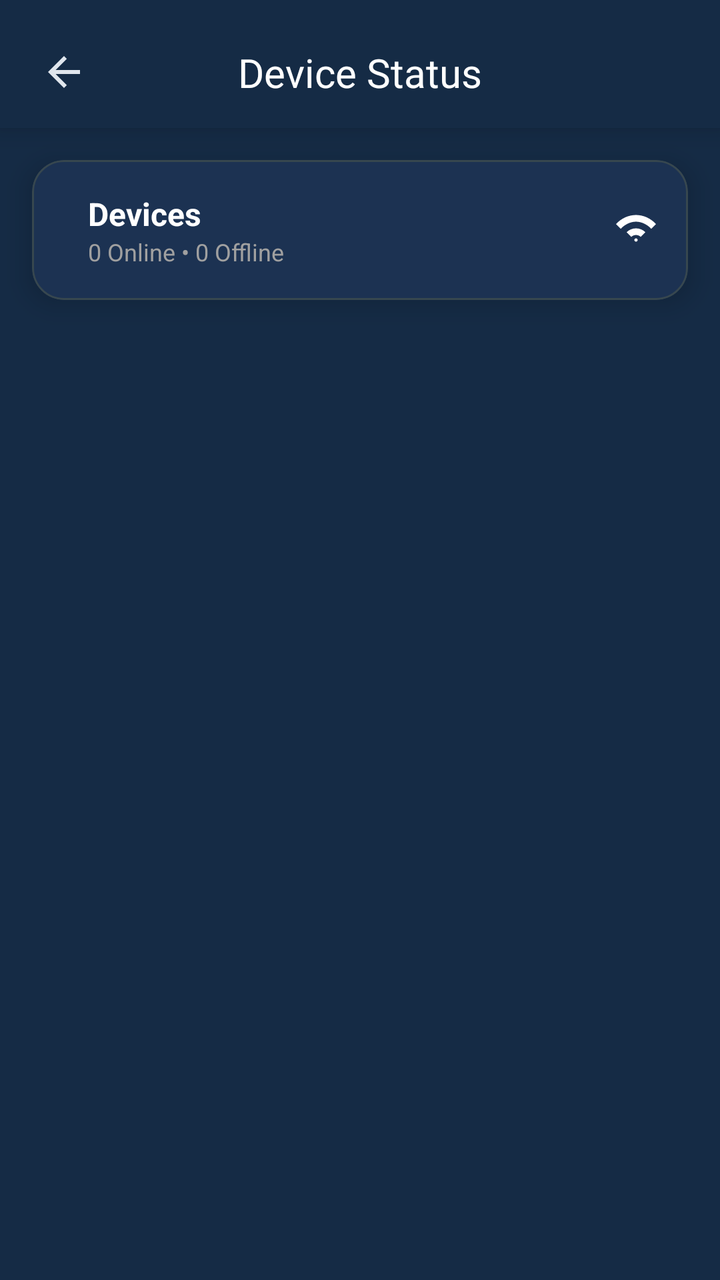
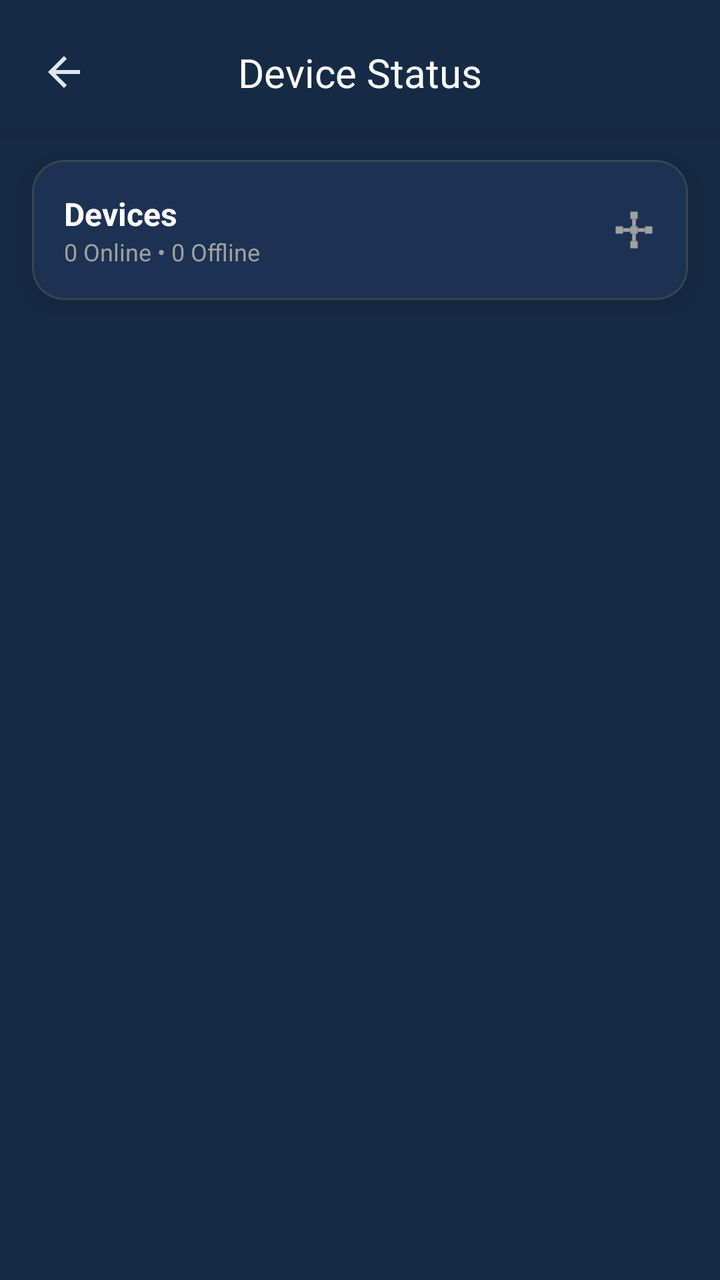

Two renders of the same Android screen: before a commit and after it. Below are the layout's source before the change and the commit's diff.
<!-- AndroidManifest.xml: application theme AppTheme -->
<!-- res/layout/fragment_device_status.xml -->
<?xml version="1.0" encoding="utf-8"?>
<androidx.constraintlayout.widget.ConstraintLayout
    xmlns:android="http://schemas.android.com/apk/res/android"
    xmlns:app="http://schemas.android.com/apk/res-auto"
    xmlns:tools="http://schemas.android.com/tools"

    android:layout_width="match_parent"
    android:layout_height="match_parent"
    android:background="@color/background_color"
    tools:context=".ui.tabs.settings.device.DeviceStatusFragment">

    
    <androidx.constraintlayout.widget.ConstraintLayout
        android:id="@+id/headerContainer"
        android:layout_width="match_parent"
        android:layout_height="wrap_content"
        android:paddingHorizontal="16dp"
        android:paddingTop="20dp"
        android:paddingBottom="12dp"
        android:background="@color/background_color"
        android:elevation="8dp"
        app:layout_constraintTop_toTopOf="parent">

        
        <ImageView
            android:id="@+id/btnBack"
            android:layout_width="32dp"
            android:layout_height="32dp"
            android:src="@drawable/ic_back"
            android:scaleType="center"
            app:tint="?attr/colorOnSurface"
            android:clickable="true"
            android:focusable="true"
            app:layout_constraintTop_toTopOf="parent"
            app:layout_constraintBottom_toBottomOf="parent"
            app:layout_constraintStart_toStartOf="parent"/>

        
        <TextView
            android:id="@+id/tvTitle"
            style="@style/TextAppearance.Aqua.EditProfileTitle"
            android:layout_width="wrap_content"
            android:layout_height="wrap_content"
            android:text="Device Status"
            app:layout_constraintTop_toTopOf="parent"
            app:layout_constraintBottom_toBottomOf="parent"
            app:layout_constraintStart_toStartOf="parent"
            app:layout_constraintEnd_toEndOf="parent"/>
    </androidx.constraintlayout.widget.ConstraintLayout>

    
    <com.google.android.material.card.MaterialCardView
        android:id="@+id/cardSummary"
        android:layout_width="0dp"
        android:layout_height="wrap_content"
        android:layout_marginStart="16dp"
        android:layout_marginTop="16dp"
        android:layout_marginEnd="16dp"
        style="@style/Widget.Aqua.CardStyles"
        app:layout_constraintTop_toBottomOf="@id/headerContainer"
        app:layout_constraintStart_toStartOf="parent"
        app:layout_constraintEnd_toEndOf="parent">

        <LinearLayout
            android:layout_width="match_parent"
            android:layout_height="wrap_content"
            android:orientation="horizontal"
            android:gravity="center_vertical"
            android:padding="16dp">

            
            <LinearLayout
                android:layout_width="0dp"
                android:layout_height="wrap_content"
                android:layout_weight="1"
                android:layout_marginStart="12dp"
                android:orientation="vertical">

                <TextView
                    android:id="@+id/tvOnlineSummary"
                    android:layout_width="wrap_content"
                    android:layout_height="wrap_content"
                    android:text="Devices"
                    android:textColor="@android:color/white"
                    android:textStyle="bold"
                    android:textSize="16sp"/>

                <TextView
                    android:id="@+id/tvOfflineSummary"
                    android:layout_width="wrap_content"
                    android:layout_height="wrap_content"
                    android:text="0 Online • 0 Offline"
                    android:textColor="@color/settings_text_secondary"
                    android:textSize="12sp"/>
            </LinearLayout>

            
            <ImageView
                android:id="@+id/ivDevicesIcon"
                android:layout_width="20dp"
                android:layout_height="20dp"
                android:src="@drawable/ic_wifi"/>
        </LinearLayout>
    </com.google.android.material.card.MaterialCardView>

    
    <androidx.recyclerview.widget.RecyclerView
        android:id="@+id/rvDevices"
        android:layout_width="0dp"
        android:layout_height="0dp"
        android:layout_marginTop="12dp"
        android:paddingStart="16dp"
        android:paddingEnd="16dp"
        android:paddingBottom="16dp"
        android:clipToPadding="false"
        android:overScrollMode="never"
        tools:listitem="@layout/item_device_status"
        app:layout_constraintTop_toBottomOf="@id/cardSummary"
        app:layout_constraintBottom_toBottomOf="parent"
        app:layout_constraintStart_toStartOf="parent"
        app:layout_constraintEnd_toEndOf="parent"/>
</androidx.constraintlayout.widget.ConstraintLayout>
<!-- res/layout/item_device_status.xml (included above) -->
<?xml version="1.0" encoding="utf-8"?>
<com.google.android.material.card.MaterialCardView
    xmlns:android="http://schemas.android.com/apk/res/android"
    xmlns:app="http://schemas.android.com/apk/res-auto"

    android:id="@+id/cardDevice"

    android:layout_width="match_parent"
    android:layout_height="wrap_content"

    android:layout_marginBottom="12dp"

    
    app:cardCornerRadius="18dp"
    app:cardElevation="0dp"
    app:strokeColor="@color/card_stroke"
    app:strokeWidth="1dp">

    <LinearLayout
        android:layout_width="match_parent"
        android:layout_height="wrap_content"

        android:orientation="horizontal"

        android:gravity="center_vertical"

        android:padding="14dp">

        
        <ImageView
            android:id="@+id/ivDeviceIcon"

            android:layout_width="48dp"
            android:layout_height="48dp"

            android:src="@drawable/ic_device_aqua_ster"

            app:tint="@android:color/white" />

        
        <LinearLayout
            android:layout_width="0dp"
            android:layout_height="wrap_content"

            android:layout_weight="1"

            android:layout_marginStart="14dp"

            android:orientation="vertical">

            
            <TextView
                android:id="@+id/tvDeviceName"

                android:layout_width="wrap_content"
                android:layout_height="wrap_content"

                android:text="Living Room WRGB"

                android:textColor="@android:color/white"

                android:textSize="15sp"

                android:textStyle="bold" />

            
            <TextView
                android:id="@+id/tvIp"

                android:layout_width="wrap_content"
                android:layout_height="wrap_content"

                android:layout_marginTop="3dp"

                android:text="IP: 192.168.1.44"

                android:textColor="@color/settings_text_secondary"

                android:textSize="12sp" />

            
            <TextView
                android:id="@+id/tvSerial"

                android:layout_width="wrap_content"
                android:layout_height="wrap_content"

                android:layout_marginTop="2dp"

                android:text="Serial: AQ-8821"

                android:textColor="@color/settings_text_secondary"

                android:textSize="12sp" />

            
            <TextView
                android:id="@+id/tvFirmware"

                android:layout_width="wrap_content"
                android:layout_height="wrap_content"

                android:layout_marginTop="2dp"

                android:text="Firmware 1.0.8"

                android:textColor="@color/settings_text_secondary"

                android:textSize="12sp" />
        </LinearLayout>

        
        <LinearLayout
            android:layout_width="wrap_content"
            android:layout_height="wrap_content"

            android:orientation="horizontal"

            android:gravity="center_vertical">

            
            <View
                android:id="@+id/viewStatusDot"

                android:layout_width="8dp"
                android:layout_height="8dp"

                android:background="@drawable/bg_online_dot" />

            
            <TextView
                android:id="@+id/tvStatus"

                android:layout_width="wrap_content"
                android:layout_height="wrap_content"

                android:layout_marginStart="6dp"

                android:text="ONLINE"

                android:textColor="@android:color/white"

                android:textSize="11sp"

                android:textStyle="bold" />
        </LinearLayout>

    </LinearLayout>

</com.google.android.material.card.MaterialCardView>
<!-- resources referenced by this layout -->
<resources>
  <color name="background_color">#152B45</color>
  <color name="card_stroke">#3A4A5E</color>
  <color name="settings_text_secondary">#A0A0A0</color>
  <!-- drawable bg_online_dot (drawable) -->
  <?xml version="1.0" encoding="utf-8"?>
  <shape xmlns:android="http://schemas.android.com/apk/res/android"
      android:shape="oval">
  
      <size
          android:width="8dp"
          android:height="8dp" />
  
      <solid android:color="#4CAF50"/>
  
  </shape>
  <!-- drawable ic_back (drawable) -->
  <?xml version="1.0" encoding="utf-8"?>
  <vector xmlns:android="http://schemas.android.com/apk/res/android"
      android:width="24dp"
      android:height="24dp"
      android:viewportWidth="24"
      android:viewportHeight="24">
  
      <path
          android:fillColor="@android:color/white"
          android:pathData="M20,11H7.83L13.42,5.41L12,4l-8,8 8,8 1.41,-1.41L7.83,13H20v-2z" />
  </vector>
  <!-- drawable ic_wifi (drawable) -->
  <vector xmlns:android="http://schemas.android.com/apk/res/android"
      android:width="24dp"
      android:height="24dp"
      android:viewportWidth="24"
      android:viewportHeight="24">
  
      
      <path
          android:fillColor="@android:color/white"
          android:pathData="M12,3C7.41,3 3.07,5.07 0,8.44l2.83,2.83C4.78,9.18 8.22,7 12,7s7.22,2.18 9.17,4.27L24,8.44C20.93,5.07 16.59,3 12,3zM12,11c-2.21,0 -4.21,0.9 -5.66,2.34l2.83,2.83C9.79,15.47 10.86,15 12,15s2.21,0.47 2.83,1.17l2.83,-2.83C16.21,11.9 14.21,11 12,11zM12,17c-0.55,0 -1,0.45 -1,1s0.45,1 1,1 1,-0.45 1,-1 -0.45,-1 -1,-1z"/>
  </vector>
  <style name="TextAppearance.Aqua.EditProfileTitle" parent="TextAppearance.Material3.TitleLarge">
      <item name="fontFamily">@font/inter_semibold</item>
      <item name="android:fontFamily">@font/inter_semibold</item>
      <item name="android:textColor">@android:color/white</item>
      <item name="android:textSize">20sp</item>
  </style>
  <style name="Widget.Aqua.CardStyles" parent="Widget.MaterialComponents.CardView">
      <item name="cardBackgroundColor">@color/settings_card_background</item>
      <item name="cardCornerRadius">16dp</item>
      <item name="cardElevation">8dp</item>
      <item name="cardUseCompatPadding">false</item>
  </style>
  <color name="settings_card_background">#1C3252</color>
  <color name="md_theme_light_primary">#2196F3</color>
  <color name="md_theme_light_onPrimary">#FFFFFF</color>
  <color name="md_theme_light_secondary">#4A6363</color>
  <color name="md_theme_light_onSecondary">#FFFFFF</color>
  <color name="md_theme_light_background">#152B45</color>
  <color name="md_theme_light_surface">#152B45</color>
  <color name="md_theme_light_onSurface">#E0E6ED</color>
  <color name="md_theme_light_surfaceVariant">#233042</color>
  <color name="md_theme_light_onSurfaceVariant">#5C6B75</color>
  <color name="md_theme_light_outline">#455A64</color>
  <color name="md_theme_light_outlineVariant">#37474F</color>
  <color name="md_theme_light_error">#D32F2F</color>
  <color name="md_theme_light_onError">#FFFFFF</color>
  <!-- unchanged entries left out for length: 2 -->
</resources>

<!-- the commit's change to res/layout/fragment_device_status.xml (unified diff, before → after) -->
@@ -73,7 +73,6 @@
                 android:layout_width="0dp"
                 android:layout_height="wrap_content"
                 android:layout_weight="1"
-                android:layout_marginStart="12dp"
                 android:orientation="vertical">
 
                 <TextView
@@ -97,9 +96,10 @@
             
             <ImageView
                 android:id="@+id/ivDevicesIcon"
-                android:layout_width="20dp"
-                android:layout_height="20dp"
-                android:src="@drawable/ic_wifi"/>
+                android:layout_width="22dp"
+                android:layout_height="22dp"
+                android:src="@drawable/ic_hub"
+                app:tint="@color/settings_text_secondary"/>
         </LinearLayout>
     </com.google.android.material.card.MaterialCardView>
 
<!-- resource entries referenced after the edit -->
@@ -27,7 +27,7 @@
           android:fillColor="@android:color/white"
           android:pathData="M20,11H7.83L13.42,5.41L12,4l-8,8 8,8 1.41,-1.41L7.83,13H20v-2z" />
   </vector>
-  <!-- drawable ic_wifi (drawable) -->
+  <!-- drawable ic_hub (drawable) -->
   <vector xmlns:android="http://schemas.android.com/apk/res/android"
       android:width="24dp"
       android:height="24dp"
@@ -37,7 +37,44 @@
       
       <path
           android:fillColor="@android:color/white"
-          android:pathData="M12,3C7.41,3 3.07,5.07 0,8.44l2.83,2.83C4.78,9.18 8.22,7 12,7s7.22,2.18 9.17,4.27L24,8.44C20.93,5.07 16.59,3 12,3zM12,11c-2.21,0 -4.21,0.9 -5.66,2.34l2.83,2.83C9.79,15.47 10.86,15 12,15s2.21,0.47 2.83,1.17l2.83,-2.83C16.21,11.9 14.21,11 12,11zM12,17c-0.55,0 -1,0.45 -1,1s0.45,1 1,1 1,-0.45 1,-1 -0.45,-1 -1,-1z"/>
+          android:pathData="M10,10h4v4h-4z"/>
+  
+      
+      <path
+          android:fillColor="@android:color/white"
+          android:pathData="M10,2h4v4h-4z"/>
+  
+      
+      <path
+          android:fillColor="@android:color/white"
+          android:pathData="M2,10h4v4H2z"/>
+  
+      
+      <path
+          android:fillColor="@android:color/white"
+          android:pathData="M18,10h4v4h-4z"/>
+  
+      
+      <path
+          android:fillColor="@android:color/white"
+          android:pathData="M10,18h4v4h-4z"/>
+  
+      
+      <path
+          android:fillColor="@android:color/white"
+          android:pathData="M11,6h2v4h-2z"/>
+  
+      <path
+          android:fillColor="@android:color/white"
+          android:pathData="M6,11h4v2H6z"/>
+  
+      <path
+          android:fillColor="@android:color/white"
+          android:pathData="M14,11h4v2h-4z"/>
+  
+      <path
+          android:fillColor="@android:color/white"
+          android:pathData="M11,14h2v4h-2z"/>
   </vector>
   <style name="TextAppearance.Aqua.EditProfileTitle" parent="TextAppearance.Material3.TitleLarge">
       <item name="fontFamily">@font/inter_semibold</item>
